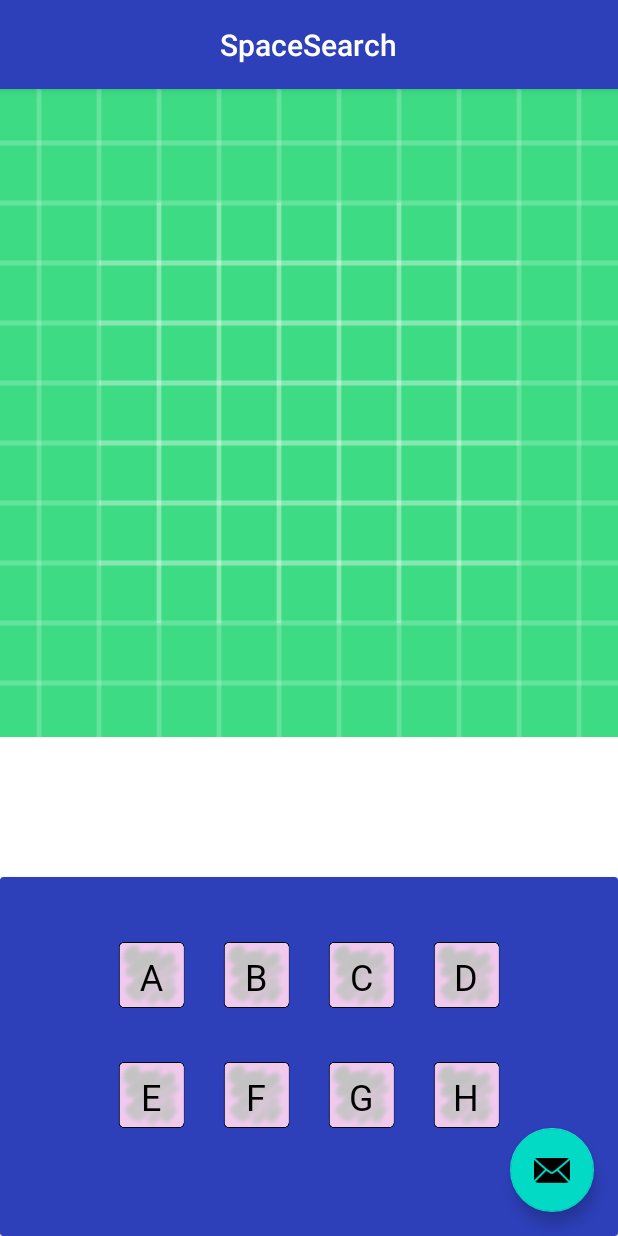
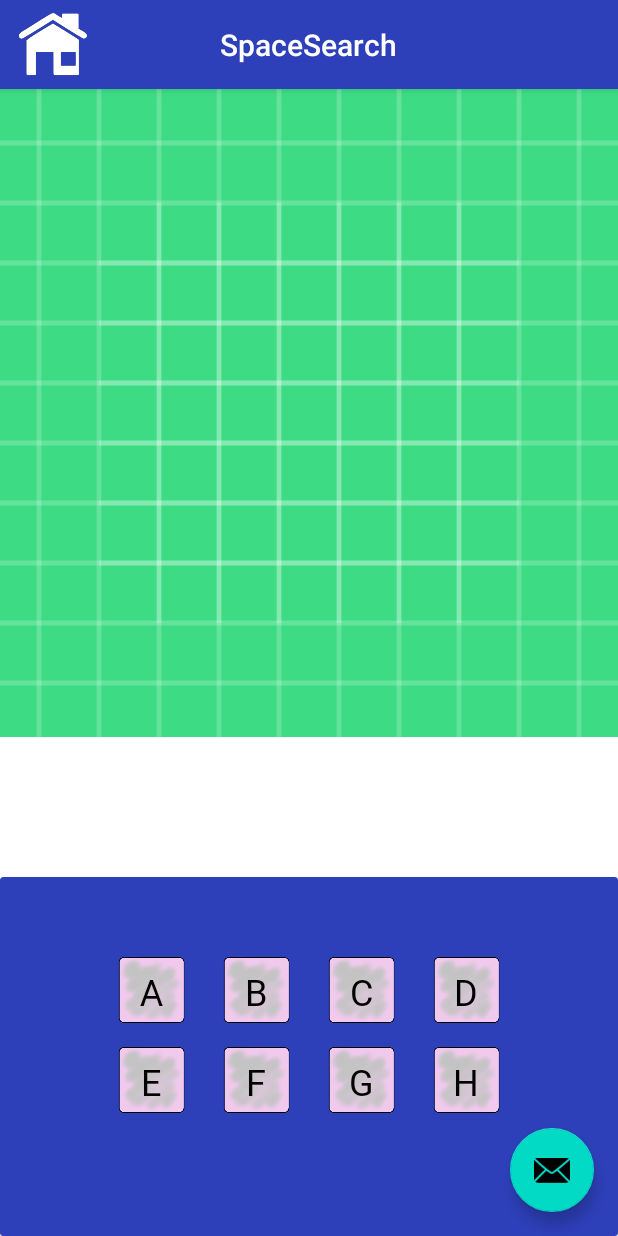
Before and after one commit to camilomcatasus/SpaceSearch, an Android app: the GameActivity screen opened directly, with no data from a screen before it, on a phone screen of 412 x 824 dp. Run offline under Robolectric (Android 15) with nearby library versions, the phone set to English and light mode, and no system bars; our stand-ins replace Volley; network calls fail; 6 statements that could not run were skipped.

Commit message:
Formatted the action bar so we can add and position elements easily. Added Home button.

```diff
--- /dev/null
+++ b/app/src/main/res/drawable/home_button.xml
@@ -0,0 +1,8 @@
+<?xml version="1.0" encoding="utf-8"?>
+<selector xmlns:android="http://schemas.android.com/apk/res/android">
+    <item android:drawable="@drawable/home_pressed"
+        android:state_pressed="true"/>
+    <item android:drawable="@drawable/home_focused"
+        android:state_focused="true"/>
+    <item android:drawable="@drawable/home_default"/>
+</selector>
--- a/app/src/main/res/layout/activity_game.xml
+++ b/app/src/main/res/layout/activity_game.xml
@@ -10,8 +10,23 @@
         android:layout_width="match_parent"
         android:layout_height="wrap_content"
         android:theme="@style/Theme.SpaceSearch.AppBarOverlay"
-        android:gravity="center_horizontal"
+        android:elevation="4dp"
         android:backgroundTint="#2d40ba">
+
+        <RelativeLayout
+            android:layout_width="match_parent"
+            android:layout_height="match_parent">
+
+            <Button
+                android:layout_width="50sp"
+                android:layout_height="50sp"
+                android:background="@drawable/home_button"
+                app:backgroundTint="#003700B3"
+                app:backgroundTintMode="add"
+                android:layout_alignParentLeft="true"
+                android:layout_centerVertical="true"
+                android:layout_marginLeft="10sp"
+                />
 
             <TextView
                 android:id="@+id/title"
@@ -21,13 +36,17 @@
                 android:minHeight="?actionBarSize"
                 android:padding="@dimen/appbar_padding"
                 android:text="@string/app_name"
-            android:textAppearance="@style/TextAppearance.Widget.AppCompat.Toolbar.Title" />
+                android:textAppearance="@style/TextAppearance.Widget.AppCompat.Toolbar.Title"
+                android:layout_centerInParent="true"
+                android:layout_centerVertical="true"/>
+        </RelativeLayout>
 
         <com.google.android.material.tabs.TabLayout
             android:id="@+id/tabs"
             android:layout_width="match_parent"
             android:layout_height="0sp"
             android:background="?attr/colorPrimary" />
+
     </com.google.android.material.appbar.AppBarLayout>
 
     <androidx.viewpager.widget.ViewPager
@@ -43,4 +62,5 @@
         android:layout_gravity="bottom|end"
         android:layout_margin="@dimen/fab_margin"
         app:srcCompat="@android:drawable/ic_dialog_email" />
+
 </androidx.coordinatorlayout.widget.CoordinatorLayout>
--- a/app/src/main/res/layout/fragment_game.xml
+++ b/app/src/main/res/layout/fragment_game.xml
@@ -31,7 +31,8 @@
         android:textAlignment="center"
         android:textAllCaps="true"
         android:textAppearance="@style/TextAppearance.AppCompat.Large"
-        android:textSize="32sp" />
+        android:textSize="32sp"
+        android:elevation="2dp"/>
 
     <androidx.cardview.widget.CardView
         android:id="@+id/letterContainer"
@@ -39,12 +40,13 @@
         android:layout_height="239dp"
         android:layout_alignParentBottom="true"
         android:backgroundTint="#2d40ba"
+        android:elevation="4dp"
         app:cardBackgroundColor="#FFFFFF">
 
         <LinearLayout
             android:layout_width="match_parent"
             android:layout_height="match_parent"
-            android:layout_marginTop="40sp"
+            android:layout_marginTop="50sp"
             android:gravity="center_horizontal">
 
             <Button
@@ -53,12 +55,12 @@
                 android:layout_marginLeft="20sp"
                 android:layout_marginRight="20sp"
                 android:background="@drawable/custom_button"
+                app:backgroundTint="#003700B3"
+                app:backgroundTintMode="add"
                 android:fontFamily="@font/noma"
                 android:text="A"
                 android:textColor="#000000"
-                android:textSize="24sp"
-                app:backgroundTint="#003700B3"
-                app:backgroundTintMode="add" />
+                android:textSize="24sp" />
 
             <Button
                 android:layout_width="50sp"
@@ -100,7 +102,7 @@
         <LinearLayout
             android:layout_width="match_parent"
             android:layout_height="match_parent"
-            android:layout_marginTop="120sp"
+            android:layout_marginTop="110sp"
             android:gravity="center_horizontal">
 
             <Button
```
Also changed, not shown: app/src/main/res/drawable/home_default.png (added), app/src/main/res/drawable/home_focused.png (added), app/src/main/res/drawable/home_pressed.png (added). Lines whose indentation alone changed are shown as unchanged.
